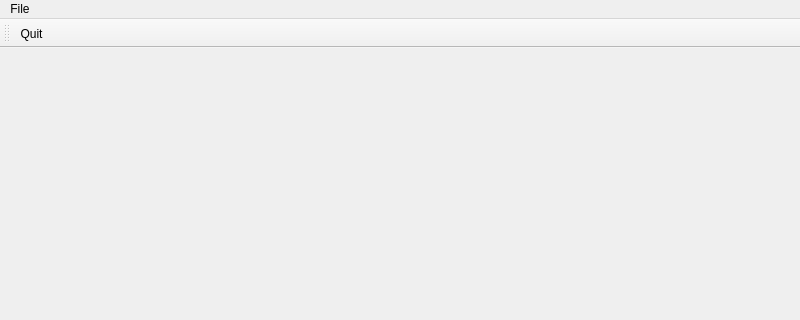
The window that Tasks/TasksMain.ui (Vladimir-Lin/CiosPy) describes before a commit, drawn with Qt 5; both pictures show x 0 to 800 and y 0 to 320 of the 800 by 600 pixel window.
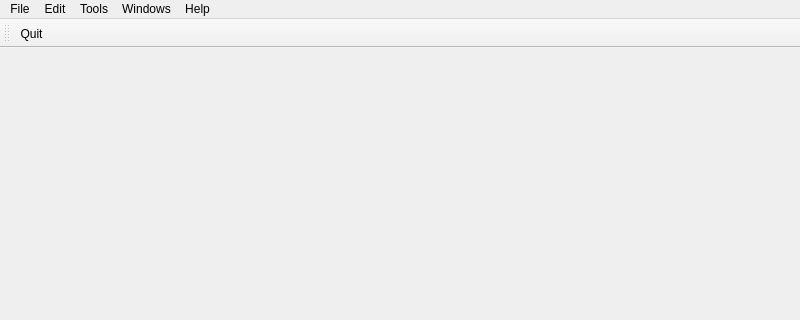
The same window after the commit. Icons and pictures are not drawn.

Diff of the .ui file:
```diff
--- a/Tasks/TasksMain.ui
+++ b/Tasks/TasksMain.ui
@@ -33,7 +33,31 @@
     </property>
     <addaction name="actionQuit"/>
    </widget>
+   <widget class="QMenu" name="menuEdit">
+    <property name="title">
+     <string>Edit</string>
+    </property>
+   </widget>
+   <widget class="QMenu" name="menuHelp">
+    <property name="title">
+     <string>Help</string>
+    </property>
+   </widget>
+   <widget class="QMenu" name="menuWindows">
+    <property name="title">
+     <string>Windows</string>
+    </property>
+   </widget>
+   <widget class="QMenu" name="menuTools">
+    <property name="title">
+     <string>Tools</string>
+    </property>
+   </widget>
    <addaction name="menuFile"/>
+   <addaction name="menuEdit"/>
+   <addaction name="menuTools"/>
+   <addaction name="menuWindows"/>
+   <addaction name="menuHelp"/>
   </widget>
   <widget class="QStatusBar" name="Status"/>
   <widget class="QToolBar" name="Tools">
```
